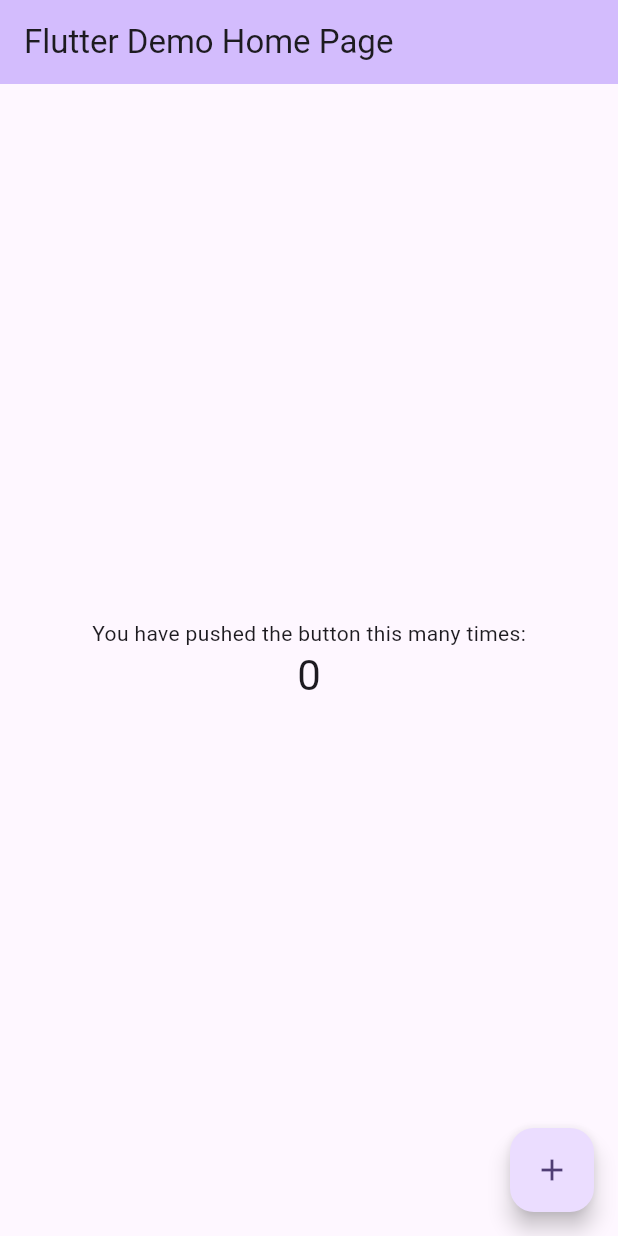
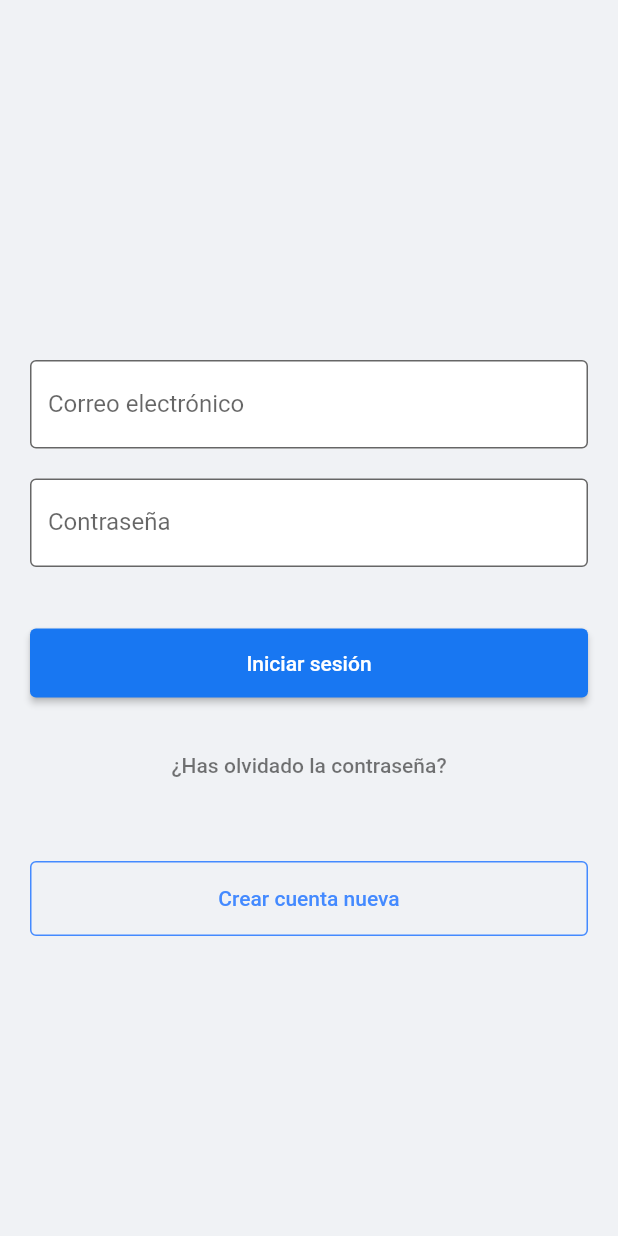
Before and after one commit to dvillafane/flutter_prototype_1.1, a Flutter app: the screen it shows after launch, on a phone screen of 412 x 824 dp. Run offline on Flutter 3.47's test engine with Material 3 defaults, Android fonts, the phone set to English and light mode, and no system bars; our stand-ins replace firebase_auth, firebase_core; accounts and stored records are empty.

Commit message:
feat(authentication): añadir Firebase email/password auth con flujos de login y registro
- Implementar pantalla de login con validación de email, validación de contraseña y gestión de errores
- Añadir pantalla de registro con soporte de verificación de email
- Integrar FirebaseAuth para la gestión de usuarios
- Crear componentes de formulario reutilizables (EmailInput, PasswordInput, AuthButtons)
- Gestionar estados de carga y excepciones auth

```diff
--- /dev/null
+++ b/lib/login_screen.dart
@@ -0,0 +1,226 @@
+import 'package:firebase_auth/firebase_auth.dart';
+import 'package:flutter/material.dart';
+import 'package:flutter_prototipo_1/home_screen.dart';
+import 'package:flutter_prototipo_1/register_screen.dart';
+
+class LoginPage extends StatefulWidget {
+  @override
+  State<LoginPage> createState() => _LoginState();
+}
+
+class _LoginState extends State<LoginPage> {
+  final _formKey = GlobalKey<FormState>();
+  final _auth = FirebaseAuth.instance;
+  String _email = '';
+  String _password = '';
+  String _error = '';
+  bool _isLoading = false;
+
+  Future<void> _handleLogin() async {
+    if (!_formKey.currentState!.validate()) return;
+
+    setState(() => _isLoading = true);
+
+    try {
+      _formKey.currentState!.save();
+      final userCredential = await _auth.signInWithEmailAndPassword(
+        email: _email,
+        password: _password,
+      );
+
+      if (userCredential.user?.emailVerified ?? false) {
+        Navigator.pushAndRemoveUntil(
+          context,
+          MaterialPageRoute(builder: (_) => MyHomePage()),
+          (route) => false,
+        );
+      } else {
+        setState(() => _error = 'Por favor verifica tu correo electrónico');
+      }
+    } on FirebaseAuthException catch (e) {
+      setState(() => _error = _getErrorMessage(e.code));
+    } catch (e) {
+      setState(() => _error = 'Error desconocido: ${e.toString()}');
+    } finally {
+      setState(() => _isLoading = false);
+    }
+  }
+
+  String _getErrorMessage(String code) {
+    switch (code) {
+      case 'user-not-found':
+        return 'Usuario no encontrado';
+      case 'wrong-password':
+        return 'Contraseña incorrecta';
+      case 'invalid-email':
+        return 'Formato de email inválido';
+      case 'user-disabled':
+        return 'Cuenta deshabilitada';
+      case 'too-many-requests':
+        return 'Demasiados intentos. Intenta más tarde';
+      default:
+        return 'Error de autenticación';
+    }
+  }
+
+  @override
+  Widget build(BuildContext context) {
+    const backgroundColor = Color(0xFFF0F2F5);
+    return Scaffold(
+      backgroundColor: backgroundColor,
+      body: Center(
+        child: SingleChildScrollView(
+          padding: const EdgeInsets.all(20),
+          child: Column(
+            mainAxisAlignment: MainAxisAlignment.center,
+            children: [
+              const SizedBox(height: 40),
+              Form(
+                key: _formKey,
+                child: Column(
+                  children: [
+                    _EmailInput(
+                      onSaved: (value) => _email = value!,
+                    ),
+                    const SizedBox(height: 20),
+                    _PasswordInput(
+                      onSaved: (value) => _password = value!,
+                    ),
+                    const SizedBox(height: 20),
+                    if (_error.isNotEmpty)
+                      Text(
+                        _error,
+                        style: const TextStyle(color: Colors.red),
+                      ),
+                    const SizedBox(height: 20),
+                    _LoginButton(
+                      isLoading: _isLoading,
+                      onPressed: _handleLogin,
+                    ),
+                  ],
+                ),
+              ),
+              const SizedBox(height: 20),
+              TextButton(
+                onPressed: () {
+                  /* TODO Aqui podrías implementar la logica para "¿Has olvidado la contraseña?"
+                  como redirigir a otra pantalla de recuperacion */
+                },
+                style: TextButton.styleFrom(
+                  foregroundColor: Colors.black54,
+                ),
+                child: const Text('¿Has olvidado la contraseña?'),
+              ),
+              const SizedBox(height: 40),
+              // Botón para Crear cuenta nueva
+              _CreateAccountButton(
+                onPressed: () {
+                  Navigator.push(
+                    context,
+                    MaterialPageRoute(builder: (_) => RegisterPage()),
+                  );
+                },
+              ),
+            ],
+          ),
+        ),
+      ),
+    );
+  }
+}
+
+class _EmailInput extends StatelessWidget {
+  final FormFieldSetter<String> onSaved;
+
+  const _EmailInput({required this.onSaved});
+
+  @override
+  Widget build(BuildContext context) {
+    return TextFormField(
+      decoration: const InputDecoration(
+        filled: true,
+        fillColor: Colors.white,
+        labelText: 'Correo electrónico',
+        border: OutlineInputBorder(),
+      ),
+      keyboardType: TextInputType.emailAddress,
+      validator: (value) {
+        if (value?.isEmpty ?? true) return 'Campo obligatorio';
+        if (!value!.contains('@')) return 'Email inválido';
+        return null;
+      },
+      onSaved: onSaved,
+    );
+  }
+}
+
+class _PasswordInput extends StatelessWidget {
+  final FormFieldSetter<String> onSaved;
+
+  const _PasswordInput({required this.onSaved});
+
+  @override
+  Widget build(BuildContext context) {
+    return TextFormField(
+      decoration: const InputDecoration(
+        filled: true,
+        fillColor: Colors.white,
+        labelText: 'Contraseña',
+        border: OutlineInputBorder(),
+      ),
+      obscureText: true,
+      validator: (value) => value?.isEmpty ?? true ? 'Campo obligatorio' : null,
+      onSaved: onSaved,
+    );
+  }
+}
+
+class _LoginButton extends StatelessWidget {
+  final bool isLoading;
+  final VoidCallback onPressed;
+
+  const _LoginButton({
+    required this.isLoading,
+    required this.onPressed,
+  });
+
+  @override
+  Widget build(BuildContext context) {
+    const primaryColor = Color(0xFF1877F2);
+
+    return SizedBox(
+      width: double.infinity,
+      child: ElevatedButton(
+        style: ElevatedButton.styleFrom(
+          backgroundColor: primaryColor,
+          padding: const EdgeInsets.symmetric(vertical: 15),
+        ),
+        onPressed: isLoading ? null : onPressed,
+        child: isLoading
+            ? const CircularProgressIndicator(color: Colors.white)
+            : const Text('Iniciar sesión'),
+      ),
+    );
+  }
+}
+
+class _CreateAccountButton extends StatelessWidget {
+  final VoidCallback onPressed;
+
+  const _CreateAccountButton({required this.onPressed});
+
+  @override
+  Widget build(BuildContext context) {
+    return OutlinedButton(
+      style: OutlinedButton.styleFrom(
+        minimumSize: const Size(double.infinity, 50),
+        side: const BorderSide(color: Colors.blueAccent),
+      ),
+      onPressed: onPressed,
+      child: const Text(
+        'Crear cuenta nueva',
+        style: TextStyle(color: Colors.blueAccent),
+      ),
+    );
+  }
+}
--- a/lib/main.dart
+++ b/lib/main.dart
@@ -1,125 +1,38 @@
+import 'package:firebase_core/firebase_core.dart';
+import 'firebase_options.dart';
 import 'package:flutter/material.dart';
+import 'package:flutter_prototipo_1/login_screen.dart';
 
-void main() {
-  runApp(const MyApp());
+void main() async {
+  WidgetsFlutterBinding.ensureInitialized();
+  await Firebase.initializeApp(
+    options: DefaultFirebaseOptions.currentPlatform,
+  );
+  runApp(MyApp());
 }
 
-class MyApp extends StatelessWidget {
-  const MyApp({super.key});
-
-  // This widget is the root of your application.
+class MyApp extends StatefulWidget {
   @override
-  Widget build(BuildContext context) {
-    return MaterialApp(
-      title: 'Flutter Demo',
-      theme: ThemeData(
-        // This is the theme of your application.
-        //
-        // TRY THIS: Try running your application with "flutter run". You'll see
-        // the application has a purple toolbar. Then, without quitting the app,
-        // try changing the seedColor in the colorScheme below to Colors.green
-        // and then invoke "hot reload" (save your changes or press the "hot
-        // reload" button in a Flutter-supported IDE, or press "r" if you used
-        // the command line to start the app).
-        //
-        // Notice that the counter didn't reset back to zero; the application
-        // state is not lost during the reload. To reset the state, use hot
-        // restart instead.
-        //
-        // This works for code too, not just values: Most code changes can be
-        // tested with just a hot reload.
-        colorScheme: ColorScheme.fromSeed(seedColor: Colors.deepPurple),
-        useMaterial3: true,
-      ),
-      home: const MyHomePage(title: 'Flutter Demo Home Page'),
-    );
+  State createState() {
+    return _MyAppState();
   }
 }
 
-class MyHomePage extends StatefulWidget {
-  const MyHomePage({super.key, required this.title});
-
-  // This widget is the home page of your application. It is stateful, meaning
-  // that it has a State object (defined below) that contains fields that affect
-  // how it looks.
-
-  // This class is the configuration for the state. It holds the values (in this
-  // case the title) provided by the parent (in this case the App widget) and
-  // used by the build method of the State. Fields in a Widget subclass are
-  // always marked "final".
-
-  final String title;
-
+class _MyAppState extends State<MyApp> {
   @override
-  State<MyHomePage> createState() => _MyHomePageState();
-}
-
-class _MyHomePageState extends State<MyHomePage> {
-  int _counter = 0;
-
-  void _incrementCounter() {
-    setState(() {
-      // This call to setState tells the Flutter framework that something has
-      // changed in this State, which causes it to rerun the build method below
-      // so that the display can reflect the updated values. If we changed
-      // _counter without calling setState(), then the build method would not be
-      // called again, and so nothing would appear to happen.
-      _counter++;
-    });
+  void initState() {
+    super.initState();
   }
 
   @override
   Widget build(BuildContext context) {
-    // This method is rerun every time setState is called, for instance as done
-    // by the _incrementCounter method above.
-    //
-    // The Flutter framework has been optimized to make rerunning build methods
-    // fast, so that you can just rebuild anything that needs updating rather
-    // than having to individually change instances of widgets.
-    return Scaffold(
-      appBar: AppBar(
-        // TRY THIS: Try changing the color here to a specific color (to
-        // Colors.amber, perhaps?) and trigger a hot reload to see the AppBar
-        // change color while the other colors stay the same.
-        backgroundColor: Theme.of(context).colorScheme.inversePrimary,
-        // Here we take the value from the MyHomePage object that was created by
-        // the App.build method, and use it to set our appbar title.
-        title: Text(widget.title),
+    return MaterialApp(
+      title: "Prototipo Flutter",
+      theme: ThemeData(
+        primarySwatch: Colors.blue,
+        useMaterial3: false,
       ),
-      body: Center(
-        // Center is a layout widget. It takes a single child and positions it
-        // in the middle of the parent.
-        child: Column(
-          // Column is also a layout widget. It takes a list of children and
-          // arranges them vertically. By default, it sizes itself to fit its
-          // children horizontally, and tries to be as tall as its parent.
-          //
-          // Column has various properties to control how it sizes itself and
-          // how it positions its children. Here we use mainAxisAlignment to
-          // center the children vertically; the main axis here is the vertical
-          // axis because Columns are vertical (the cross axis would be
-          // horizontal).
-          //
-          // TRY THIS: Invoke "debug painting" (choose the "Toggle Debug Paint"
-          // action in the IDE, or press "p" in the console), to see the
-          // wireframe for each widget.
-          mainAxisAlignment: MainAxisAlignment.center,
-          children: <Widget>[
-            const Text(
-              'You have pushed the button this many times:',
-            ),
-            Text(
-              '$_counter',
-              style: Theme.of(context).textTheme.headlineMedium,
-            ),
-          ],
-        ),
-      ),
-      floatingActionButton: FloatingActionButton(
-        onPressed: _incrementCounter,
-        tooltip: 'Increment',
-        child: const Icon(Icons.add),
-      ), // This trailing comma makes auto-formatting nicer for build methods.
+      home: LoginPage(),
     );
   }
 }
--- a/pubspec.yaml
+++ b/pubspec.yaml
@@ -30,7 +30,8 @@ environment:
 dependencies:
   flutter:
     sdk: flutter
-
+  firebase_core: ^3.12.1
+  firebase_auth: ^5.5.1
 
   # The following adds the Cupertino Icons font to your application.
   # Use with the CupertinoIcons class for iOS style icons.
@@ -45,7 +46,7 @@ dev_dependencies:
   # activated in the `analysis_options.yaml` file located at the root of your
   # package. See that file for information about deactivating specific lint
   # rules and activating additional ones.
-  flutter_lints: ^4.0.0
+  flutter_lints: ^5.0.0
 
 # For information on the generic Dart part of this file, see the
 # following page: https://dart.dev/tools/pub/pubspec
```
Also changed, not shown: lib/home_screen.dart (added, +48 -0 lines), lib/register_screen.dart (added, +188 -0 lines), firebase.json (added), lib/firebase_options.dart (added), pubspec.lock, 9 other files.
